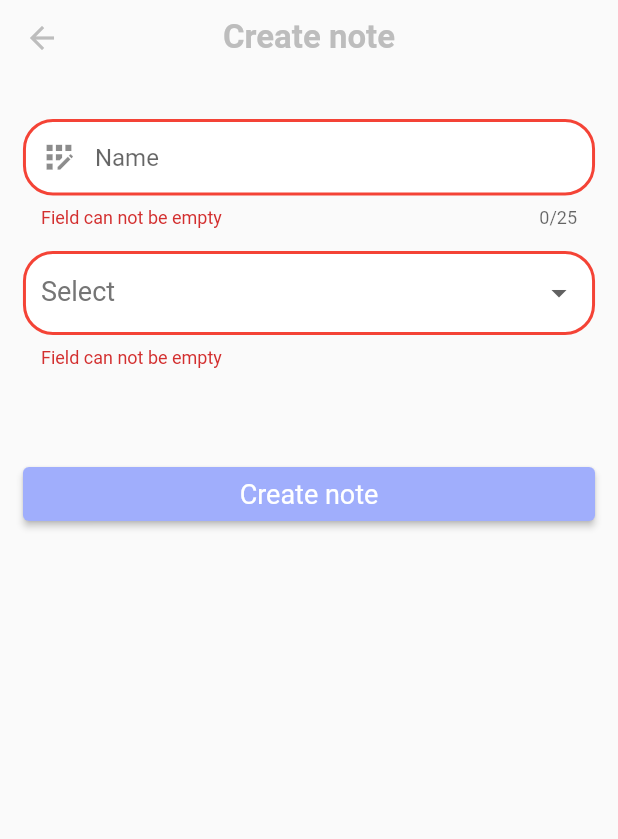
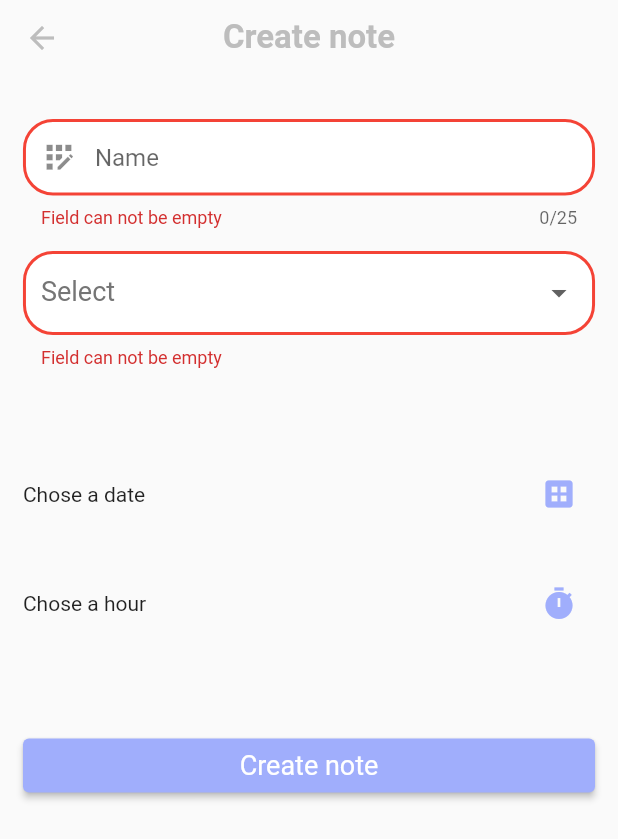
Before and after one commit to RegisSalesRA/flutter_hive_notes, a Flutter app: the NoteForm screen opened directly, after a tap on "Create note", on a phone screen of 412 x 824 dp. Shown: the top 839 px of the screen. Run offline on Flutter 3.47's test engine with Material 2 defaults, Android fonts, the light colour scheme and no system bars; our stand-ins replace fl_chart, flutter_native_timezone, hive, hive_flutter, timezone; accounts and stored records are empty.

Commit message:
implementando data picker e hora

```diff
--- a/lib/config/colors.dart
+++ b/lib/config/colors.dart
@@ -2,7 +2,7 @@ import 'package:flutter/material.dart';
 
 class ColorsTheme {
   static const MaterialColor themeColor = MaterialColor(
-    0xffa0aefc, // 0% comes in here, this will be color picked if no shade is selected when defining a Color property which doesn’t require a swatch.
+    0xffa0aefc,
     <int, Color>{
       50: Color(0xFF004999), //10%
       100: Color(0xFF004999), //20%
--- a/lib/screens/forms/note_form.dart
+++ b/lib/screens/forms/note_form.dart
@@ -1,4 +1,8 @@
 import 'package:flutter/material.dart';
+import 'package:flutter_native_timezone/flutter_native_timezone.dart';
+import 'package:timezone/timezone.dart' as tz;
+import 'package:timezone/data/latest_all.dart' as tz;
+import '../../config/colors.dart';
 import '../../data/note/note_service.dart';
 import '../../helpers/helpers.dart';
 import '../../models/note.dart';
@@ -7,16 +11,21 @@ import '../../widgets/dropdown_widget.dart';
 import '../../widgets/input_text.dart';
 
 class NoteForm extends StatefulWidget {
+  final String? restorationId;
   final String? nameChange;
   final Note? noteObject;
 
-  NoteForm({Key? key, this.nameChange, required this.noteObject})
-      : super(key: key);
+  NoteForm({
+    Key? key,
+    this.nameChange,
+    required this.noteObject,
+    this.restorationId,
+  }) : super(key: key);
   @override
   _NoteFormState createState() => _NoteFormState();
 }
 
-class _NoteFormState extends State<NoteForm> {
+class _NoteFormState extends State<NoteForm> with RestorationMixin {
   final noteFormKey = GlobalKey<FormState>();
   TextEditingController controllerName = TextEditingController();
   TextEditingController controllerCategory = TextEditingController();
@@ -26,8 +35,90 @@ class _NoteFormState extends State<NoteForm> {
     {"name": "Urgency"},
   ];
 
+  Future<void> _setupTimeZone() async {
+    tz.initializeTimeZones();
+    final String timeZoneName = await FlutterNativeTimezone.getLocalTimezone();
+    tz.setLocalLocation(tz.getLocation(timeZoneName));
+  }
+
+  @override
+  String? get restorationId => widget.restorationId;
+
+  final RestorableDateTime _selectedDate = RestorableDateTime(
+      DateTime(DateTime.now().year, DateTime.now().month, DateTime.now().day));
+  late final RestorableRouteFuture<DateTime?> _restorableDatePickerRouteFuture =
+      RestorableRouteFuture<DateTime?>(
+    onComplete: _selectDate,
+    onPresent: (NavigatorState navigator, Object? arguments) {
+      return navigator.restorablePush(
+        _datePickerRoute,
+        arguments: _selectedDate.value.millisecondsSinceEpoch,
+      );
+    },
+  );
+
+  static Route<DateTime> _datePickerRoute(
+    BuildContext context,
+    Object? arguments,
+  ) {
+    return DialogRoute<DateTime>(
+      context: context,
+      builder: (BuildContext context) {
+        return DatePickerDialog(
+          restorationId: 'date_picker_dialog',
+          initialEntryMode: DatePickerEntryMode.calendarOnly,
+          initialDate: DateTime.fromMillisecondsSinceEpoch(arguments! as int),
+          firstDate: DateTime(
+              DateTime.now().year, DateTime.now().month, DateTime.now().day),
+          lastDate: DateTime(DateTime.now().year + 1),
+        );
+      },
+    );
+  }
+
+  @override
+  void restoreState(RestorationBucket? oldBucket, bool initialRestore) {
+    registerForRestoration(_selectedDate, 'selected_date');
+    registerForRestoration(
+        _restorableDatePickerRouteFuture, 'date_picker_route_future');
+  }
+
+  void _selectDate(DateTime? newSelectedDate) {
+    if (newSelectedDate != null) {
+      setState(() {
+        _selectedDate.value = newSelectedDate;
+      });
+    }
+  }
+
+  TimeOfDay _timeOfDay =
+      TimeOfDay(hour: DateTime.now().hour, minute: DateTime.now().minute);
+
+  void _showTimePicker() async {
+    var time = await showTimePicker(
+        context: context,
+        initialTime: _timeOfDay,
+        builder: (BuildContext context, child) {
+          return Theme(
+              data: ThemeData(
+                primaryColor: Theme.of(context).primaryColor,
+                colorScheme: ColorScheme.fromSwatch(
+                        primarySwatch: ColorsTheme.themeColor)
+                    .copyWith(secondary: Theme.of(context).primaryColor),
+              ),
+              child: child!);
+        });
+    if (time != null) {
+      setState(() {
+        _timeOfDay = time;
+      });
+      print(_timeOfDay);
+    }
+  }
+
   @override
   void initState() {
+    _setupTimeZone();
     if (widget.noteObject != null) {
       controllerName.text = widget.noteObject!.name;
       controllerCategory.text = widget.noteObject!.urgency;
@@ -37,15 +128,6 @@ class _NoteFormState extends State<NoteForm> {
 
   @override
   Widget build(BuildContext context) {
-    /*
-    if (ModalRoute.of(context)!.settings.arguments != null) {
-      note = ModalRoute.of(context)!.settings.arguments;
-      setState(() {
-        key = note.key;
-      });
-      widget.noteObject = NoteService.getNote(key);
-    }
-    */
     return SafeArea(
       child: Scaffold(
         appBar: AppBarWidget(
@@ -120,6 +202,40 @@ class _NoteFormState extends State<NoteForm> {
                     SizedBox(
                       height: 60,
                     ),
+                    Column(
+                      children: [
+                        Row(
+                          mainAxisAlignment: MainAxisAlignment.spaceBetween,
+                          children: [
+                            const Text("Chose a date"),
+                            IconButton(
+                              onPressed: () {
+                                _restorableDatePickerRouteFuture.present();
+                              },
+                              icon: Icon(Icons.dataset),
+                            )
+                          ],
+                        ),
+                        const SizedBox(
+                          height: 25,
+                        ),
+                        Row(
+                          mainAxisAlignment: MainAxisAlignment.spaceBetween,
+                          children: [
+                            Text("Chose a hour"),
+                            IconButton(
+                              onPressed: () {
+                                _showTimePicker();
+                              },
+                              icon: Icon(Icons.timer),
+                            )
+                          ],
+                        ),
+                      ],
+                    ),
+                    SizedBox(
+                      height: 60,
+                    ),
                     ElevatedButton(
                         onPressed: () {
                           if (noteFormKey.currentState!.validate()) {
```
Also changed, not shown: 4 other files.
